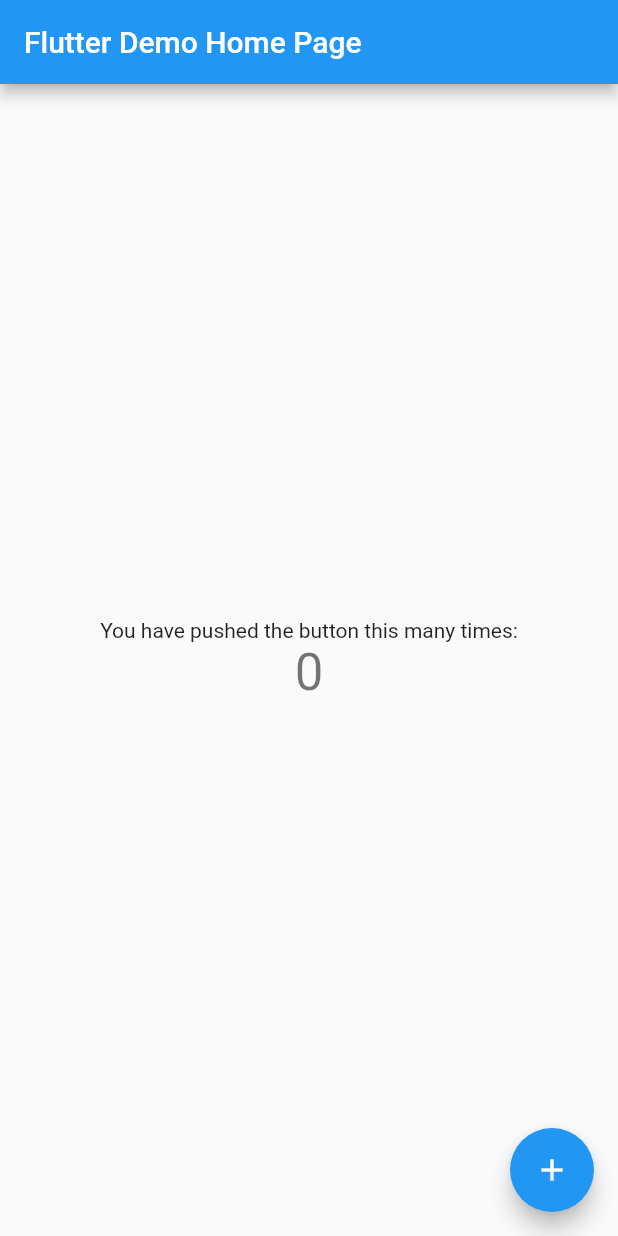
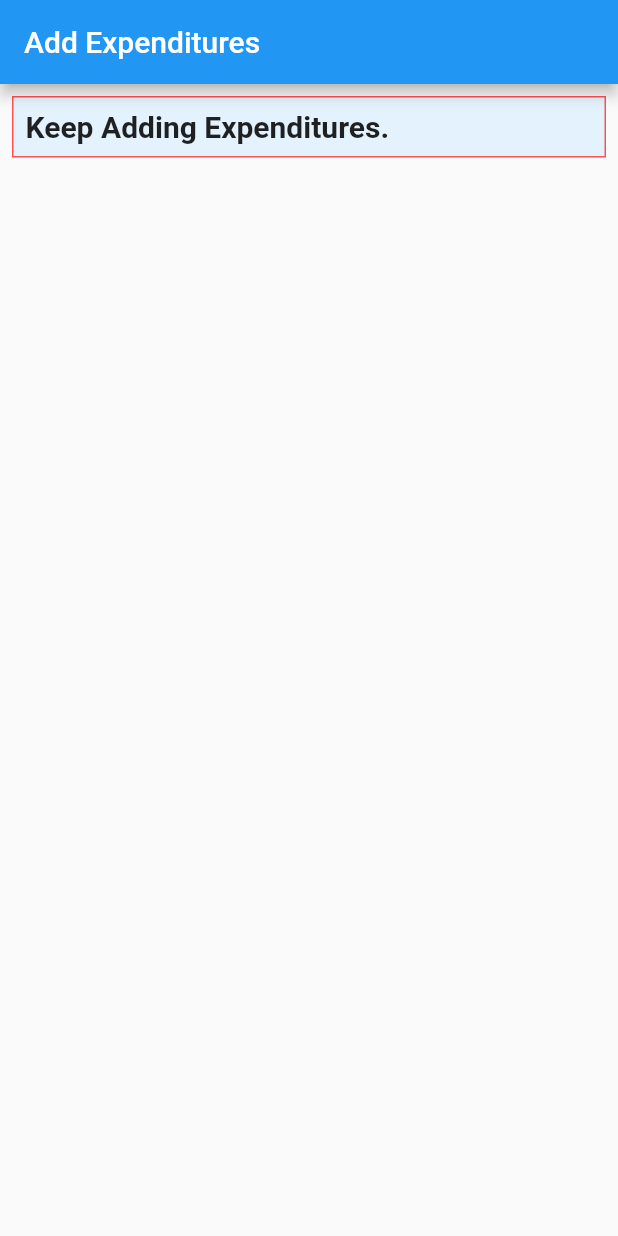
Before and after one commit to sanjibsinha/better_flutter_chapter_two_extension, a Flutter app: the screen it shows after launch, on a phone screen of 412 x 824 dp. Run offline on Flutter 3.47's test engine with Material 2 defaults, Android fonts, the phone set to English and light mode, and no system bars.

Commit message:
styling container

```diff
--- a/lib/main.dart
+++ b/lib/main.dart
@@ -1,4 +1,5 @@
 import 'package:flutter/material.dart';
+import 'views/add_name_list.dart';
 
 void main() {
   runApp(MyApp());
@@ -22,7 +23,7 @@ class MyApp extends StatelessWidget {
         // is not restarted.
         primarySwatch: Colors.blue,
       ),
-      home: MyHomePage(title: 'Flutter Demo Home Page'),
+      home: AddNameList(),
     );
   }
 }
--- /dev/null
+++ b/lib/models/expenditures.dart
@@ -0,0 +1,9 @@
+class Expenditures {
+  final String name;
+  final double expenses;
+
+  const Expenditures({
+    required this.name,
+    required this.expenses,
+  });
+}
--- /dev/null
+++ b/lib/models/name.dart
@@ -0,0 +1,4 @@
+class Name {
+  final String name;
+  const Name(this.name);
+}
--- /dev/null
+++ b/lib/views/add_name_list.dart
@@ -0,0 +1,43 @@
+import 'package:flutter/material.dart';
+
+class AddNameList extends StatefulWidget {
+  @override
+  _AddNameListState createState() => _AddNameListState();
+}
+
+class _AddNameListState extends State<AddNameList> {
+  final textController = TextEditingController();
+  @override
+  Widget build(BuildContext context) {
+    return Scaffold(
+        appBar: AppBar(
+          title: Text('Add Expenditures'),
+        ),
+        body: Center(
+          child: ListView(
+            children: [
+              Container(
+                margin: EdgeInsets.all(8),
+                padding: EdgeInsets.all(8),
+                decoration: BoxDecoration(
+                  color: Colors.blue[50],
+                  border: Border.all(
+                    color: Colors.redAccent,
+                  ),
+                ),
+                child: const Text(
+                  'Keep Adding Expenditures.',
+                  style: TextStyle(
+                    fontWeight: FontWeight.bold,
+                    fontSize: 20,
+                  ),
+                ),
+              ),
+              const SizedBox(
+                height: 8,
+              ),
+            ],
+          ),
+        ));
+  }
+}
```
